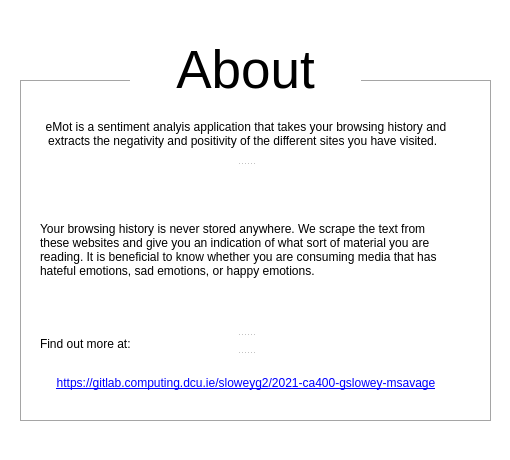
gerardpslowey/eMot, file src/pyqt/uiFiles/about_window.ui: the form before one commit.
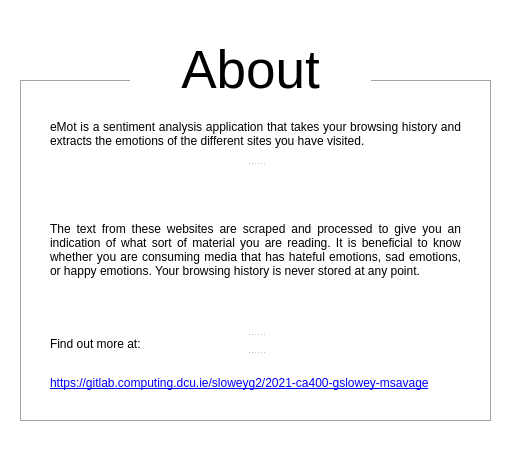
The form after the commit. Icons and pictures are not drawn.

Diff of the .ui file:
```diff
--- a/src/pyqt/uiFiles/about_window.ui
+++ b/src/pyqt/uiFiles/about_window.ui
@@ -37,7 +37,7 @@
     <rect>
      <x>130</x>
      <y>20</y>
-     <width>231</width>
+     <width>241</width>
      <height>100</height>
     </rect>
    </property>
@@ -74,9 +74,9 @@
   <widget class="QSplitter" name="splitter">
    <property name="geometry">
     <rect>
-     <x>40</x>
+     <x>50</x>
      <y>120</y>
-     <width>412</width>
+     <width>411</width>
      <height>291</height>
     </rect>
    </property>
@@ -96,10 +96,10 @@
      </font>
     </property>
     <property name="text">
-     <string>eMot is a sentiment analyis application that takes your browsing history and extracts the negativity and positivity of the different sites you have visited.  </string>
+     <string>eMot is a sentiment analysis application that takes your browsing history and extracts the emotions of the different sites you have visited.  </string>
     </property>
     <property name="alignment">
-     <set>Qt::AlignHCenter|Qt::AlignTop</set>
+     <set>Qt::AlignJustify|Qt::AlignTop</set>
     </property>
     <property name="wordWrap">
      <bool>true</bool>
@@ -121,7 +121,10 @@
      </font>
     </property>
     <property name="text">
-     <string>Your browsing history is never stored anywhere. We scrape the text from these websites and give you an indication of what sort of material you are reading. It is beneficial to know whether you are consuming media that has hateful emotions, sad emotions, or happy emotions. </string>
+     <string>The text from these websites are scraped and processed to give you an indication of what sort of material you are reading. It is beneficial to know whether you are consuming media that has hateful emotions, sad emotions, or happy emotions. Your browsing history is never stored at any point.  </string>
+    </property>
+    <property name="alignment">
+     <set>Qt::AlignJustify|Qt::AlignVCenter</set>
     </property>
     <property name="wordWrap">
      <bool>true</bool>
@@ -153,7 +156,7 @@
      <string notr="true">background-color: rgb(255, 255, 255);</string>
     </property>
     <property name="text">
-     <string>&lt;a href =&quot;https://gitlab.computing.dcu.ie/sloweyg2/2021-ca400-gslowey-msavage&quot;&gt;https://gitlab.computing.dcu.ie/sloweyg2/2021-ca400-gslowey-msavage&lt;/a&gt;</string>
+     <string>&lt;html&gt;&lt;head/&gt;&lt;body&gt;&lt;p align=&quot;justify&quot;&gt;&lt;a href=&quot;https://gitlab.computing.dcu.ie/sloweyg2/2021-ca400-gslowey-msavage&quot;&gt;&lt;span style=&quot; text-decoration: underline; color:#0000ff;&quot;&gt;https://gitlab.computing.dcu.ie/sloweyg2/2021-ca400-gslowey-msavage&lt;/span&gt;&lt;/a&gt;&lt;/p&gt;&lt;/body&gt;&lt;/html&gt;</string>
     </property>
     <property name="alignment">
      <set>Qt::AlignCenter</set>
```
Left out of the diff: 4 changed lines with no effect on the pictures.
